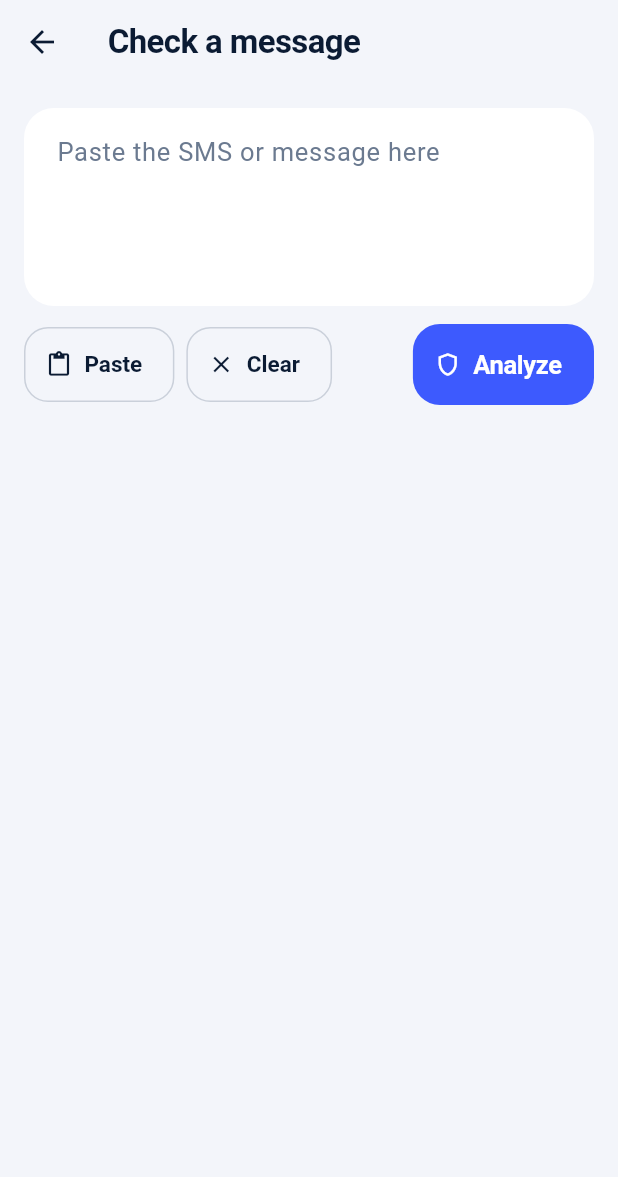
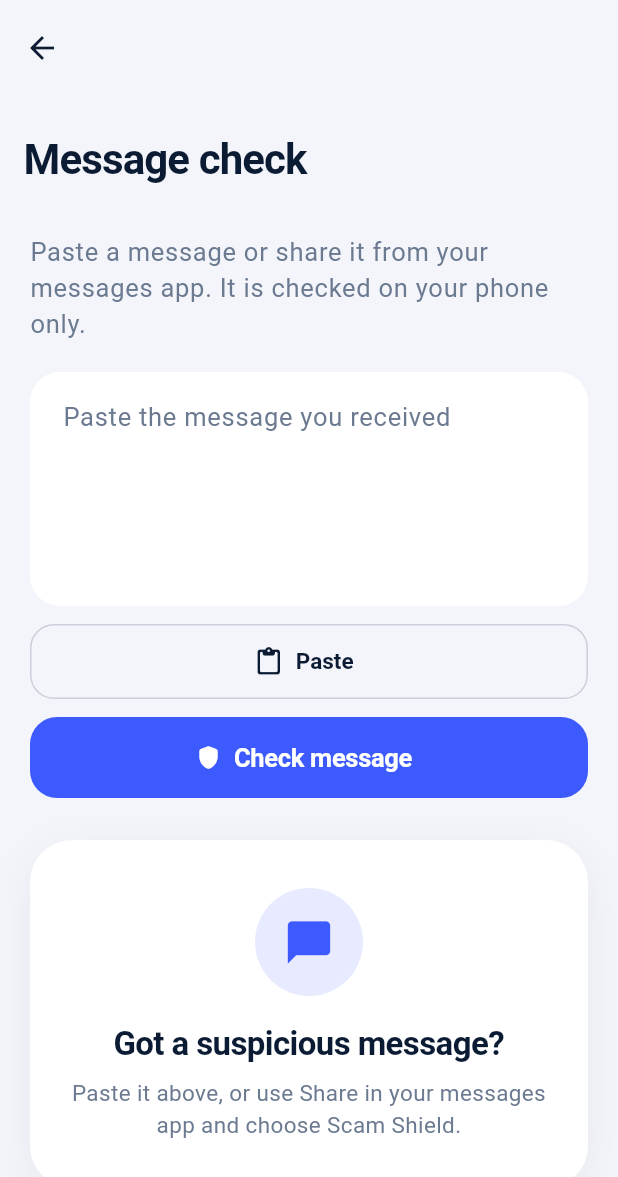
Before and after one commit to girishkevin/scam_shield, a Flutter app: the MessageCheckScreen screen opened directly, on a phone screen of 412 x 824 dp. Shown: the top 1177 px of the screen. Run offline on Flutter 3.47's test engine with Material 3 defaults, Android fonts, the phone set to English and light mode, and no system bars; our stand-ins replace flutter_riverpod.

Commit message:
feat: redesigned message screen with animated results

```diff
--- a/lib/features/message_scan/presentation/message_check_screen.dart
+++ b/lib/features/message_scan/presentation/message_check_screen.dart
@@ -1,11 +1,14 @@
 import 'package:flutter/material.dart';
 import 'package:flutter/services.dart';
 import 'package:flutter_riverpod/flutter_riverpod.dart';
+import '../../../core/app_theme.dart';
 import '../../../core/risk_style.dart';
+import '../../../core/shared_text_provider.dart';
+import '../../../core/widgets/score_ring.dart';
+import '../../../core/widgets/soft_card.dart';
 import '../../link_check/domain/link_analyzer.dart';
 import '../domain/message_analyzer.dart';
 import 'message_check_provider.dart';
-import '../../../core/shared_text_provider.dart';
 
 class MessageCheckScreen extends ConsumerStatefulWidget {
   const MessageCheckScreen({super.key});
@@ -23,153 +26,279 @@ class _MessageCheckScreenState extends ConsumerState<MessageCheckScreen> {
     super.dispose();
   }
 
+  void _runAnalysis(String text) {
+    ref.read(messageCheckProvider.notifier).check(text);
+
+    final level = ref.read(messageCheckProvider)?.level;
+    if (level == RiskLevel.dangerous) {
+      HapticFeedback.heavyImpact();
+    } else if (level == RiskLevel.suspicious) {
+      HapticFeedback.mediumImpact();
+    } else {
+      HapticFeedback.lightImpact();
+    }
+  }
+
   void _analyze() {
+    final text = _controller.text.trim();
+    if (text.isEmpty) return;
     FocusScope.of(context).unfocus();
-    ref.read(messageCheckProvider.notifier).check(_controller.text);
+    _runAnalysis(text);
   }
 
   Future<void> _paste() async {
     final data = await Clipboard.getData(Clipboard.kTextPlain);
-    if (data?.text != null) {
-      _controller.text = data!.text!;
-    }
+    if (!mounted) return;
+    final text = data?.text?.trim();
+    if (text == null || text.isEmpty) return;
+    _controller.text = text;
+    setState(() {});
+    _analyze();
   }
 
   void _clear() {
     _controller.clear();
     ref.read(messageCheckProvider.notifier).clear();
+    setState(() {});
   }
 
   @override
   Widget build(BuildContext context) {
+    final theme = Theme.of(context);
     final result = ref.watch(messageCheckProvider);
+    final bottomPad = MediaQuery.of(context).padding.bottom + 110;
+
+    // Text shared into the app from other apps (Kotlin platform channel).
     ref.listen<String?>(sharedTextProvider, (previous, next) {
       if (next == null) return;
       _controller.text = next;
-      ref.read(messageCheckProvider.notifier).check(next);
+      setState(() {});
+      _runAnalysis(next);
       ref.read(sharedTextProvider.notifier).clear();
     });
 
     return Scaffold(
-      appBar: AppBar(title: const Text('Check a message')),
-      body: ListView(
-        padding: const EdgeInsets.all(16),
-        children: [
+      body: CustomScrollView(
+        slivers: [
+          SliverAppBar.large(
+            title: const Text('Message check'),
+            backgroundColor: theme.scaffoldBackgroundColor,
+            surfaceTintColor: Colors.transparent,
+          ),
+          SliverPadding(
+            padding: EdgeInsets.fromLTRB(20, 4, 20, bottomPad),
+            sliver: SliverList(
+              delegate: SliverChildListDelegate([
+                Text(
+                  'Paste a message or share it from your messages app. '
+                      'It is checked on your phone only.',
+                  style: theme.textTheme.bodyLarge
+                      ?.copyWith(color: theme.colorScheme.onSurfaceVariant),
+                ),
+                const SizedBox(height: 20),
                 TextField(
                   controller: _controller,
-            minLines: 4,
-            maxLines: 8,
+                  minLines: 5,
+                  maxLines: 9,
+                  keyboardType: TextInputType.multiline,
+                  onChanged: (_) => setState(() {}),
+                  style: theme.textTheme.bodyLarge,
                   decoration: const InputDecoration(
-              labelText: 'Paste the SMS or message here',
+                    hintText: 'Paste the message you received',
                     alignLabelWithHint: true,
-              border: OutlineInputBorder(),
                   ),
                 ),
                 const SizedBox(height: 12),
                 Row(
                   children: [
-              OutlinedButton.icon(
+                    Expanded(
+                      child: OutlinedButton.icon(
                         onPressed: _paste,
-                icon: const Icon(Icons.content_paste),
+                        icon: const Icon(Icons.content_paste_rounded, size: 20),
                         label: const Text('Paste'),
                       ),
-              const SizedBox(width: 8),
-              OutlinedButton.icon(
+                    ),
+                    if (_controller.text.isNotEmpty) ...[
+                      const SizedBox(width: 10),
+                      Expanded(
+                        child: OutlinedButton.icon(
                           onPressed: _clear,
-                icon: const Icon(Icons.clear),
+                          icon: const Icon(Icons.close_rounded, size: 20),
                           label: const Text('Clear'),
                         ),
-              const Spacer(),
+                      ),
+                    ],
+                  ],
+                ),
+                const SizedBox(height: 12),
                 FilledButton.icon(
                   onPressed: _analyze,
-                icon: const Icon(Icons.shield_outlined),
-                label: const Text('Analyze'),
+                  icon: const Icon(Icons.shield_rounded),
+                  label: const Text('Check message'),
                 ),
-            ],
+                const SizedBox(height: 28),
+                AnimatedSwitcher(
+                  duration: const Duration(milliseconds: 450),
+                  switchInCurve: Curves.easeOutCubic,
+                  transitionBuilder: (child, animation) => FadeTransition(
+                    opacity: animation,
+                    child: SlideTransition(
+                      position: Tween<Offset>(
+                        begin: const Offset(0, 0.04),
+                        end: Offset.zero,
+                      ).animate(animation),
+                      child: child,
                     ),
-          const SizedBox(height: 24),
-          if (result != null) _MessageResultView(result: result),
+                  ),
+                  child: result == null
+                      ? const _EmptyState(key: ValueKey('empty'))
+                      : _ResultSection(key: ValueKey(result), result: result),
+                ),
+              ]),
+            ),
+          ),
         ],
       ),
     );
   }
 }
 
-class _MessageResultView extends StatelessWidget {
-  const _MessageResultView({required this.result});
+class _EmptyState extends StatelessWidget {
+  const _EmptyState({super.key});
+
+  @override
+  Widget build(BuildContext context) {
+    final theme = Theme.of(context);
+
+    return SoftCard(
+      padding: const EdgeInsets.symmetric(horizontal: 24, vertical: 32),
+      child: Column(
+        children: [
+          Container(
+            width: 72,
+            height: 72,
+            decoration: BoxDecoration(
+              color: AppColors.cobalt.withValues(alpha: 0.12),
+              shape: BoxShape.circle,
+            ),
+            child: const Icon(Icons.chat_bubble_rounded,
+                size: 34, color: AppColors.cobalt),
+          ),
+          const SizedBox(height: 18),
+          Text('Got a suspicious message?', style: theme.textTheme.titleLarge),
+          const SizedBox(height: 8),
+          Text(
+            'Paste it above, or use Share in your messages app and choose '
+                'Scam Shield.',
+            textAlign: TextAlign.center,
+            style: theme.textTheme.bodyMedium
+                ?.copyWith(color: theme.colorScheme.onSurfaceVariant),
+          ),
+        ],
+      ),
+    );
+  }
+}
+
+class _ResultSection extends StatelessWidget {
+  const _ResultSection({super.key, required this.result});
 
   final MessageAnalysisResult result;
+
+  String get _summary => switch (result.level) {
+    RiskLevel.safe => 'No scam patterns found in this message.',
+    RiskLevel.suspicious =>
+    'Some parts look off. Check before you act on it.',
+    RiskLevel.dangerous =>
+    'This looks like a scam. Do not reply, tap links, or share codes.',
+  };
+
+  String _count(int n, String singular, String plural) =>
+      '$n ${n == 1 ? singular : plural}';
 
   @override
   Widget build(BuildContext context) {
     final theme = Theme.of(context);
     final level = result.level;
+    final signals = result.textSignals.length;
+    final links = result.linkResults.length;
 
     return Column(
-      crossAxisAlignment: CrossAxisAlignment.start,
       children: [
-        Card(
-          color: level.color.withValues(alpha: 0.12),
-          child: Padding(
-            padding: const EdgeInsets.all(16),
+        SoftCard(
+          padding: const EdgeInsets.fromLTRB(24, 28, 24, 24),
           child: Column(
-              crossAxisAlignment: CrossAxisAlignment.start,
             children: [
+              ScoreRing(score: result.score, color: level.color),
+              const SizedBox(height: 18),
               Row(
+                mainAxisSize: MainAxisSize.min,
                 children: [
-                    Icon(level.icon, color: level.color, size: 32),
-                    const SizedBox(width: 12),
+                  Icon(level.icon, color: level.color, size: 24),
+                  const SizedBox(width: 8),
                   Text(
                     level.label,
-                      style: theme.textTheme.titleLarge?.copyWith(
-                          color: level.color, fontWeight: FontWeight.bold),
+                    style: theme.textTheme.titleLarge
+                        ?.copyWith(color: level.color),
                   ),
-                    const Spacer(),
-                    Text('${result.score}/100',
-                        style: theme.textTheme.titleMedium),
                 ],
               ),
-                const SizedBox(height: 12),
-                LinearProgressIndicator(
-                  value: result.score / 100,
-                  color: level.color,
-                  minHeight: 8,
-                  borderRadius: BorderRadius.circular(4),
+              const SizedBox(height: 8),
+              Text(
+                _summary,
+                textAlign: TextAlign.center,
+                style: theme.textTheme.bodyMedium,
+              ),
+              const SizedBox(height: 14),
+              Text(
+                '${_count(signals, 'warning sign', 'warning signs')} and '
+                    '${_count(links, 'link', 'links')} found',
+                style: theme.textTheme.bodySmall,
               ),
             ],
           ),
         ),
-        ),
+        if (signals > 0) ...[
           const SizedBox(height: 16),
-        if (result.textSignals.isNotEmpty) ...[
-          Text('Warning signs in the message',
-              style: theme.textTheme.titleMedium),
-          const SizedBox(height: 8),
-          for (final s in result.textSignals)
-            Padding(
-              padding: const EdgeInsets.only(bottom: 6),
-              child: Row(
+          SoftCard(
+            child: Column(
               crossAxisAlignment: CrossAxisAlignment.start,
               children: [
-                  const Text('•  '),
-                  Expanded(child: Text(s.reason)),
+                Text('What we noticed', style: theme.textTheme.titleMedium),
+                const SizedBox(height: 14),
+                for (final s in result.textSignals)
+                  ReasonRow(text: s.reason, color: level.color),
               ],
             ),
           ),
-          const SizedBox(height: 12),
         ],
-        if (result.linkResults.isNotEmpty) ...[
-          Text('Links found (${result.linkResults.length})',
+        if (links > 0) ...[
+          const SizedBox(height: 16),
+          SoftCard(
+            child: Column(
+              crossAxisAlignment: CrossAxisAlignment.start,
+              children: [
+                Text(links == 1 ? 'Link in this message' : 'Links in this message',
                     style: theme.textTheme.titleMedium),
-          const SizedBox(height: 8),
-          for (final link in result.linkResults) _LinkTile(link: link),
+                const SizedBox(height: 14),
+                for (var i = 0; i < result.linkResults.length; i++) ...[
+                  if (i > 0)
+                    Divider(
+                      height: 28,
+                      color: theme.colorScheme.onSurface
+                          .withValues(alpha: 0.08),
+                    ),
+                  _LinkRow(link: result.linkResults[i]),
                 ],
-        if (result.textSignals.isEmpty && result.linkResults.isEmpty)
-          const Text('No warning signs found in this message.'),
-        const SizedBox(height: 12),
+              ],
+            ),
+          ),
+        ],
+        const SizedBox(height: 16),
         Text(
-          'No tool is 100% accurate. Never share OTPs, and verify by calling '
-              'the official number, not one from the message.',
+          'No tool is 100% accurate. Never share an OTP, and confirm by '
+              'calling the official number, not one from the message.',
+          textAlign: TextAlign.center,
           style: theme.textTheme.bodySmall,
         ),
       ],
@@ -177,42 +306,57 @@ class _MessageResultView extends StatelessWidget {
   }
 }
 
-class _LinkTile extends StatelessWidget {
-  const _LinkTile({required this.link});
+class _LinkRow extends StatelessWidget {
+  const _LinkRow({required this.link});
 
   final LinkAnalysisResult link;
 
   @override
   Widget build(BuildContext context) {
     final theme = Theme.of(context);
+    final color = link.level.color;
 
-    return Card(
-      child: Padding(
-        padding: const EdgeInsets.all(12),
+    return Row(
+      crossAxisAlignment: CrossAxisAlignment.start,
+      children: [
+        Container(
+          width: 40,
+          height: 40,
+          decoration: BoxDecoration(
+            color: color.withValues(alpha: 0.14),
+            shape: BoxShape.circle,
+          ),
+          child: Icon(link.level.icon, color: color, size: 22),
+        ),
+        const SizedBox(width: 14),
+        Expanded(
           child: Column(
             crossAxisAlignment: CrossAxisAlignment.start,
             children: [
-            Row(
-              children: [
-                Icon(link.level.icon, color: link.level.color),
-                const SizedBox(width: 8),
-                Expanded(
-                  child: Text(link.input,
-                      style: theme.textTheme.bodyMedium,
-                      overflow: TextOverflow.ellipsis),
+              Text(
+                link.input,
+                maxLines: 2,
+                overflow: TextOverflow.ellipsis,
+                style: theme.textTheme.titleSmall,
               ),
-                Text('${link.score}/100'),
-              ],
-            ),
+              const SizedBox(height: 2),
+              Text(link.level.label,
+                  style: theme.textTheme.bodySmall?.copyWith(color: color)),
+              if (link.signals.isNotEmpty) const SizedBox(height: 8),
               for (final s in link.signals)
                 Padding(
-                padding: const EdgeInsets.only(top: 4, left: 32),
-                child: Text('• ${s.reason}',
-                    style: theme.textTheme.bodySmall),
+                  padding: const EdgeInsets.only(bottom: 4),
+                  child: Text(s.reason, style: theme.textTheme.bodySmall),
                 ),
             ],
           ),
         ),
+        const SizedBox(width: 12),
+        Text(
+          '${link.score}',
+          style: theme.textTheme.titleMedium?.copyWith(color: color),
+        ),
+      ],
     );
   }
 }
```
Lines whose indentation alone changed are shown as unchanged.
